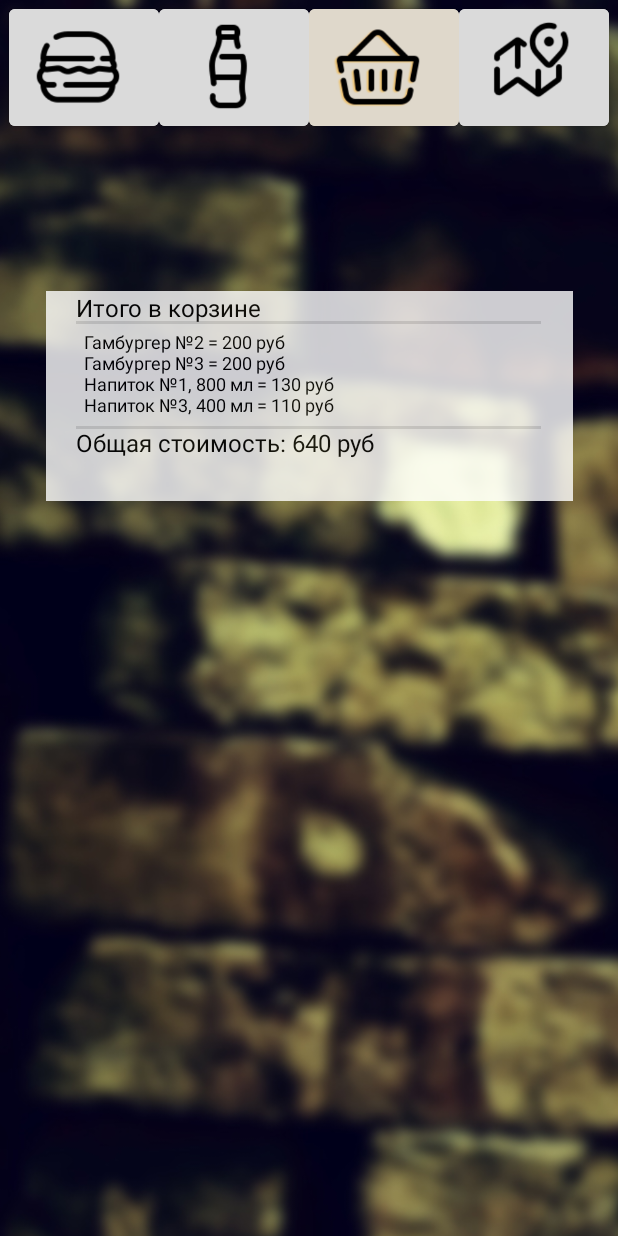
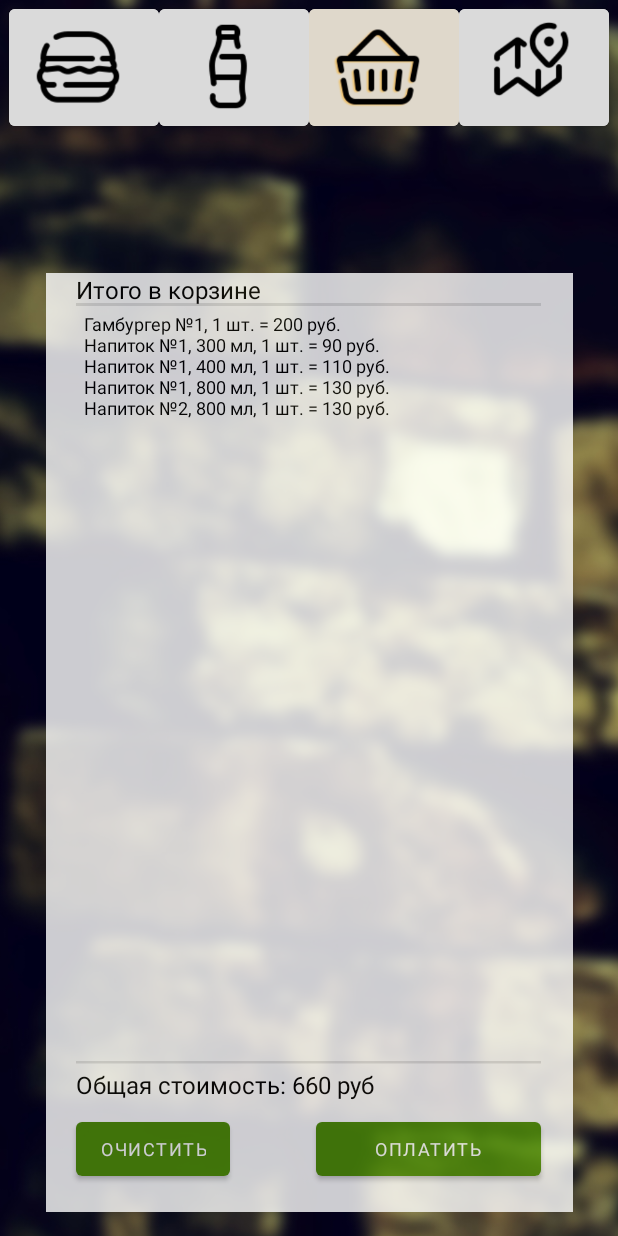
Before and after one commit to X-Crux/BestBurgers, an Android app: the page3 screen opened directly, with no data from a screen before it, on a phone screen of 412 x 824 dp. Run offline under Robolectric (Android 15) with nearby library versions, the phone set to English and light mode, and no system bars; Roboto replaces fonts that are not available here.

Commit message:
Lab3 Added SQLite database

```diff
--- /dev/null
+++ b/app/src/main/java/com/example/bestburgers/DBHelper.java
@@ -0,0 +1,40 @@
+package com.example.bestburgers;
+
+import android.content.Context;
+import android.database.sqlite.SQLiteDatabase;
+import android.database.sqlite.SQLiteOpenHelper;
+
+public class DBHelper extends SQLiteOpenHelper {
+
+    public static final int DATABASE_VERSION = 1;
+    public static final String DATABASE_NAME = "BestBurgersDB";
+    public static final String TABLE_ORDERS = "orders";
+
+    public static final String KEY_ID = "_id";
+    public static final String KEY_NAME = "name";
+    public static final String KEY_AMOUNT = "amount";
+    public static final String KEY_PRICE = "price";
+
+    public DBHelper(Context context) {
+        super(context, DATABASE_NAME, null, DATABASE_VERSION);
+    }
+
+    @Override
+    public void onCreate(SQLiteDatabase db) {
+        db.execSQL("create table " + TABLE_ORDERS + "("
+                + KEY_ID + " integer primary key, "
+                + KEY_NAME + " text, "
+                + KEY_AMOUNT + " integer, "
+                + KEY_PRICE + " integer" + ")");
+    }
+
+    @Override
+    public void onUpgrade(SQLiteDatabase db, int i, int i1) {
+        db.execSQL("drop table if exists " + TABLE_ORDERS);
+        onCreate(db);
+    }
+
+    public void onDelete(SQLiteDatabase db) {
+        db.delete(TABLE_ORDERS, null, null);
+    }
+}
--- a/app/src/main/java/com/example/bestburgers/page3.java
+++ b/app/src/main/java/com/example/bestburgers/page3.java
@@ -1,17 +1,132 @@
 package com.example.bestburgers;
 
+import androidx.appcompat.app.AlertDialog;
 import androidx.appcompat.app.AppCompatActivity;
 
+import android.annotation.SuppressLint;
+import android.content.DialogInterface;
 import android.content.Intent;
+import android.database.Cursor;
+import android.database.sqlite.SQLiteDatabase;
 import android.os.Bundle;
 import android.view.View;
+import android.widget.Button;
+import android.widget.TextView;
 
-public class page3 extends AppCompatActivity {
+
+public class page3 extends AppCompatActivity implements View.OnClickListener {
+
+    Button btnPay, btnClear;
+    DBHelper dbHelper;
 
     @Override
     protected void onCreate(Bundle savedInstanceState) {
         super.onCreate(savedInstanceState);
         setContentView(R.layout.activity_page3);
+
+        TextView orderList = findViewById(R.id.textView_check_list);
+        TextView sumRow = findViewById(R.id.textView_bot);
+
+        dbHelper = new DBHelper(this);
+        SQLiteDatabase db = dbHelper.getWritableDatabase();
+
+        String query = "select " + DBHelper.KEY_NAME + ", "
+                + "sum(" + DBHelper.KEY_AMOUNT + ") as amount, "
+                + "sum(" + DBHelper.KEY_PRICE + ") as price "
+                + "from " + DBHelper.TABLE_ORDERS + " group by " + DBHelper.KEY_NAME;
+
+        Cursor cursor = db.rawQuery(query, null);
+        int summa = 0;
+
+        if (cursor.moveToFirst()) {
+            int nameIndex = cursor.getColumnIndex(DBHelper.KEY_NAME);
+            int amountIndex = cursor.getColumnIndex(DBHelper.KEY_AMOUNT);
+            int priceIndex = cursor.getColumnIndex(DBHelper.KEY_PRICE);
+
+            orderList.setText("");
+            do {
+                String orderRow = cursor.getString(nameIndex) + ", " + cursor.getInt(amountIndex) + " шт. = " + cursor.getInt(priceIndex) + " руб.\n";
+                orderList.append(orderRow);
+                summa += cursor.getInt(priceIndex);
+            } while (cursor.moveToNext());
+
+            String orderSum = "Общая стоимость: " + summa + " руб";
+            sumRow.setText(orderSum);
+        } else {
+            orderList.setText("Пусто");
+            String orderSum = "Общая стоимость: " + summa + " руб";
+            sumRow.setText(orderSum);
+        }
+        cursor.close();
+        dbHelper.close();
+
+        btnPay = (Button) findViewById(R.id.button_pay);
+        btnPay.setOnClickListener(this);
+        btnClear = (Button) findViewById(R.id.button_clear);
+        btnClear.setOnClickListener(this);
+    }
+
+    private void showInfo(String title, String message, Boolean pay) {
+        AlertDialog.Builder builder = new AlertDialog.Builder(this);
+
+        if (pay) {
+            builder.setTitle(title)
+                    .setMessage(message)
+                    .setCancelable(true)
+                    .setPositiveButton("ОК", new DialogInterface.OnClickListener() {
+                        @Override
+                        public void onClick(DialogInterface dialogInterface, int i) {
+                            SQLiteDatabase db = dbHelper.getWritableDatabase();
+                            dbHelper.onDelete(db);
+                            dbHelper.close();
+
+                            Intent intent = new Intent(page3.this, page3.class);
+                            startActivity(intent);
+                        }
+                    });
+
+            AlertDialog dialog = builder.create();
+            dialog.show();
+        } else {
+            builder.setTitle(title)
+                    .setMessage(message)
+                    .setCancelable(false)
+                    .setPositiveButton("Да", new DialogInterface.OnClickListener() {
+                @Override
+                public void onClick(DialogInterface dialogInterface, int i) {
+                    SQLiteDatabase db = dbHelper.getWritableDatabase();
+                    dbHelper.onDelete(db);
+                    dbHelper.close();
+
+                    Intent intent = new Intent(page3.this, page3.class);
+                    startActivity(intent);
+                }
+            })
+                    .setNegativeButton("Нет", new DialogInterface.OnClickListener() {
+                        @Override
+                        public void onClick(DialogInterface dialogInterface, int i) {
+                            dialogInterface.cancel();
+                        }
+                    });
+
+            AlertDialog dialog = builder.create();
+            dialog.show();
+        }
+    }
+
+    @SuppressLint("NonConstantResourceId")
+    @Override
+    public void onClick(View v) {
+
+        switch (v.getId()) {
+
+            case R.id.button_pay:
+                showInfo("Оплата", "Оплата завершена. В ближайшее время с вами свяжется оператор для уточнения заказа.", true);
+                break;
+            case R.id.button_clear:
+                showInfo("Очистка", "Вы уверены, что хотите очистить корзину?", false);
+                break;
+        }
     }
 
     public void pageBurgerStart(View v) {
--- a/app/src/main/res/layout/activity_page2.xml
+++ b/app/src/main/res/layout/activity_page2.xml
@@ -236,7 +236,7 @@
             style="@style/txt_cola_price"
             android:layout_width="50sp"
             android:layout_height="wrap_content"
-            android:text="800 мл 130 руб"
+            android:text="300 мл 90 руб"
             android:translationY="125sp" />
 
         <TextView
--- a/app/src/main/res/layout/activity_page3.xml
+++ b/app/src/main/res/layout/activity_page3.xml
@@ -91,14 +91,41 @@
         android:id="@+id/frameLayout_b"
         style="@style/frame_burger_menu"
         android:layout_width="351dp"
-        android:layout_height="140dp"
+        android:layout_height="0dp"
+        android:layout_marginTop="8dp"
+        android:layout_marginBottom="16dp"
+        app:layout_constraintBottom_toBottomOf="parent"
         app:layout_constraintEnd_toEndOf="parent"
         app:layout_constraintStart_toStartOf="parent"
         app:layout_constraintTop_toBottomOf="@+id/linearLayout3">
 
+        <Button
+            android:id="@+id/button_clear"
+            style="@style/btn_frame_burger_left"
+            android:layout_width="wrap_content"
+            android:layout_height="wrap_content"
+            android:text="Очистить"
+            android:translationX="20sp"
+            android:translationY="560sp"
+            app:cornerRadius="4sp"
+            tools:ignore="TouchTargetSizeCheck" />
+
+        <Button
+            android:id="@+id/button_pay"
+            style="@style/btn_frame_burger_left"
+            android:layout_width="150sp"
+            android:layout_height="wrap_content"
+            android:text="Оплатить"
+            android:translationX="180sp"
+            android:translationY="560sp"
+            app:cornerRadius="4sp"
+            tools:ignore="TouchTargetSizeCheck" />
+
         <TextView
             android:id="@+id/textView_check_list"
             style="@style/txt_frame_checklist"
+            android:layout_width="299dp"
+            android:layout_height="496dp"
             android:text="Гамбургер №2 = 200 руб\nГамбургер №3 = 200 руб\nНапиток №1, 800 мл = 130 руб\nНапиток №3, 400 мл = 110 руб" />
 
         <TextView
@@ -114,7 +141,7 @@
             android:layout_width="310dp"
             android:layout_height="2dp"
             android:background="?android:attr/listDivider"
-            android:translationY="90sp" />
+            android:translationY="525sp" />
 
         <View
             android:id="@+id/divider"
@@ -126,6 +153,6 @@
             android:layout_width="wrap_content"
             android:layout_height="wrap_content"
             android:text="Общая стоимость: 640 руб"
-            android:translationY="90sp" />
+            android:translationY="530sp" />
     </FrameLayout>
 </androidx.constraintlayout.widget.ConstraintLayout>
```
Also changed, not shown: app/src/main/java/com/example/bestburgers/page1.java (+64 -1 lines), app/src/main/java/com/example/bestburgers/page2.java (+114 -1 lines).
